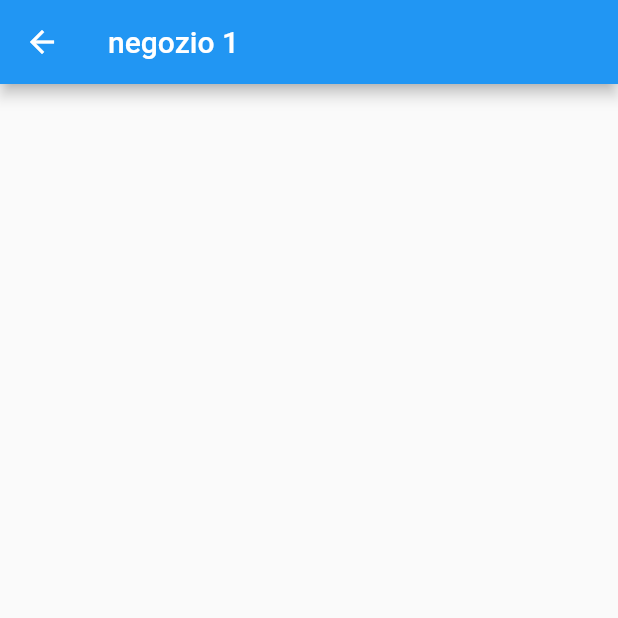
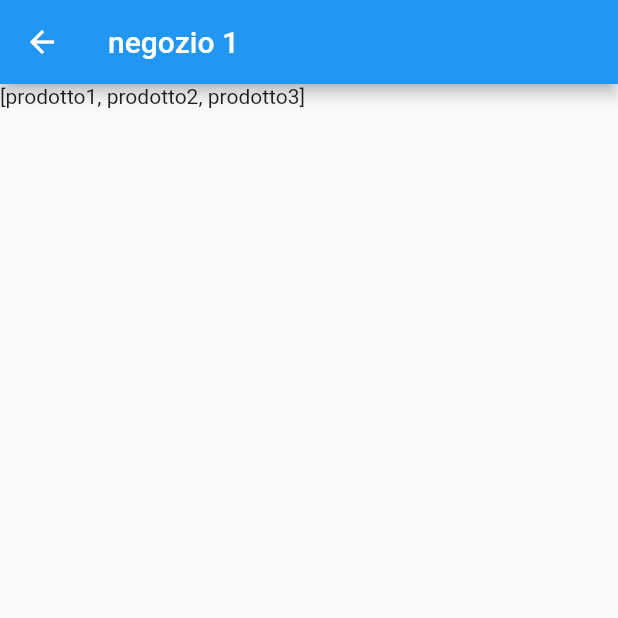
Before and after one commit to VenturaLorenzo/DaPozzo-Ventura-DIMA, a Flutter app: the screen it shows after launch, after a tap on "negozio 1", on a phone screen of 412 x 824 dp, the top half of it. Run offline on Flutter 3.47's test engine with Material 2 defaults, Android fonts, the phone set to English and light mode, and no system bars; our stand-ins replace bloc, flutter_bloc.

Commit message:
Aggiunto BLoC del rivenditore

```diff
--- a/Development/dapozzo_ventura_app/lib/blocs/vendor_bloc.dart
+++ b/Development/dapozzo_ventura_app/lib/blocs/vendor_bloc.dart
@@ -0,0 +1,34 @@
+import 'package:dapozzo_ventura_app/events/vendor_event.dart';
+import 'package:dapozzo_ventura_app/models/vendor_model.dart';
+import 'package:dapozzo_ventura_app/states/vendor_state.dart';
+import 'package:bloc/bloc.dart';
+
+class VendorBloc extends Bloc<VendorEvent,VendorState>{
+
+  @override
+  VendorState get initialState {
+
+    final Vendor initialResult=Vendor.getVendors();
+    return VendorStateInitial(initialResult);
+  }
+
+  @override
+  Stream<VendorState> mapEventToState(VendorEvent event) async* {
+    if (event is VendorEventSearch) {
+      Vendor result = new Vendor([]);
+      Vendor.getVendorsWith(event.query);
+
+      yield VendorStateSearched(event.query,result);
+    } else {
+      if( event is VendorEventReset){
+        final Vendor initialResult=Vendor.getVendors();
+
+        yield VendorStateInitial(initialResult);
+
+      }
+      else{
+        yield VendorStateGeneralError("Unknown Action");
+      }
+    }
+  }
+}
--- a/Development/dapozzo_ventura_app/lib/events/market_place_event.dart
+++ b/Development/dapozzo_ventura_app/lib/events/market_place_event.dart
@@ -14,7 +14,7 @@ class MarketPlaceReset extends MarketPlaceEvent {
 }
 class MarketPlaceEnter extends MarketPlaceEvent {
 
-  final Vendor whereToEnter;
+  final VendorPage whereToEnter;
 
   MarketPlaceEnter(this.whereToEnter);
 
--- a/Development/dapozzo_ventura_app/lib/events/vendor_event.dart
+++ b/Development/dapozzo_ventura_app/lib/events/vendor_event.dart
@@ -0,0 +1,13 @@
+abstract class VendorEvent{}
+
+class VendorEventSearch extends VendorEvent{
+final String query;
+
+VendorEventSearch(this.query);
+}
+
+class VendorEventReset extends VendorEvent{
+
+
+
+}
--- a/Development/dapozzo_ventura_app/lib/main.dart
+++ b/Development/dapozzo_ventura_app/lib/main.dart
@@ -13,7 +13,7 @@ void main() => runApp(MaterialApp(
 
     //'/' : (context)=>Loading(),
     '/home': (context)=>Home(),
-    '/vendor' : (context)=> Vendor(),
+    '/vendor' : (context)=> VendorPage(),
     '/product' : (context)=> Product(),
     '/cart' : (context)=> Cart(),
     '/myprofile' : (context)=> MyProfile(),
--- a/Development/dapozzo_ventura_app/lib/models/vendor_model.dart
+++ b/Development/dapozzo_ventura_app/lib/models/vendor_model.dart
@@ -0,0 +1,23 @@
+class Vendor{
+
+  List<String> products=["prodotto1","prodotto2","prodotto3"];
+
+
+  List get getProducts=>products;
+  Vendor(this.products);
+
+  factory Vendor.getVendors(){
+
+    //prendo i negozi dal database
+    List<String> products= ["prodotto1","prodotto2","prodotto3"];
+    return Vendor(products);
+  }
+  factory Vendor.getVendorsWith(String query){
+
+    //prendo i negozi dal database
+    List<String> vendors= ["prodotto1","prodotto2","prodotto3"];
+
+    return Vendor(vendors.where((element) => element.contains(query)));
+  }
+
+}
--- a/Development/dapozzo_ventura_app/lib/states/market_place_state.dart
+++ b/Development/dapozzo_ventura_app/lib/states/market_place_state.dart
@@ -11,12 +11,12 @@ MarketPlaceInitial(this.initialResult);
 
 class MarketPlaceSearched  extends MarketPlaceState{
   final MarketPlace result;
-
-  MarketPlaceSearched(this.result);
+  final String search;
+  MarketPlaceSearched(this.result, this.search);
 }
 
 class MarketPlaceInside extends MarketPlaceState{
-final Vendor shop;
+final VendorPage shop;
 
 MarketPlaceInside(this.shop);
 }
--- a/Development/dapozzo_ventura_app/lib/states/vendor_state.dart
+++ b/Development/dapozzo_ventura_app/lib/states/vendor_state.dart
@@ -0,0 +1,22 @@
+import 'package:dapozzo_ventura_app/models/vendor_model.dart';
+import 'package:dapozzo_ventura_app/ui/vendor_page.dart';
+
+abstract class VendorState{}
+
+class VendorStateInitial extends VendorState{
+  final Vendor vendorList;
+
+  VendorStateInitial(this.vendorList);
+}
+
+class VendorStateSearched extends VendorState{
+final String search;
+final Vendor result;
+
+VendorStateSearched(this.search,this.result);
+}
+class VendorStateGeneralError extends VendorState{
+  final String error;
+
+  VendorStateGeneralError(this.error);
+}
--- a/Development/dapozzo_ventura_app/lib/ui/vendor_page.dart
+++ b/Development/dapozzo_ventura_app/lib/ui/vendor_page.dart
@@ -1,17 +1,53 @@
+import 'package:dapozzo_ventura_app/blocs/vendor_bloc.dart';
+import 'package:dapozzo_ventura_app/states/vendor_state.dart';
 import 'package:flutter/cupertino.dart';
 import 'package:flutter/material.dart';
+import 'package:flutter_bloc/flutter_bloc.dart';
 
-class Vendor extends StatefulWidget {
+class VendorPage extends StatefulWidget {
   @override
-  _VendorState createState() => _VendorState();
+  _VendorPageState createState() => _VendorPageState();
 }
 
-class _VendorState extends State<Vendor> {
+class _VendorPageState extends State<VendorPage> {
+  final _vendorBloc = VendorBloc();
 
   @override
   Widget build(BuildContext context) {
-    final String vendor= ModalRoute.of(context).settings.arguments;
+    final String vendor = ModalRoute.of(context).settings.arguments;
 
-    return Scaffold(appBar: AppBar(title: Text(vendor),),);
+    return Scaffold(
+      appBar: AppBar(
+        title: Text(vendor),
+      ),
+      body: BlocProvider(
+        builder: (BuildContext context) => _vendorBloc,
+        child: Column(
+          children: [
+            Expanded(
+              child: BlocBuilder<VendorBloc, VendorState>(
+                builder: (context, state) {
+                  List<String> products;
+                  if (state is VendorStateInitial) {
+                    products = state.vendorList.products;
+                    return Text(products.toString());
+                  } else {
+                    if (state is VendorStateSearched) {
+                      products = state.result.products;
+                      return Text(products.toString());
+                    } else {
+                      if (state is VendorStateGeneralError) {
+                        return Text(state.error);
+                      }
+                    }
+                    return Text("Error");
+                  }
+                },
+              ),
+            )
+          ],
+        ),
+      ),
+    );
   }
 }
```
Also changed, not shown: Development/dapozzo_ventura_app/lib/blocs/market_place_bloc.dart (+4 -4 lines), Development/dapozzo_ventura_app/lib/models/market_place_model.dart (+2 -6 lines).
